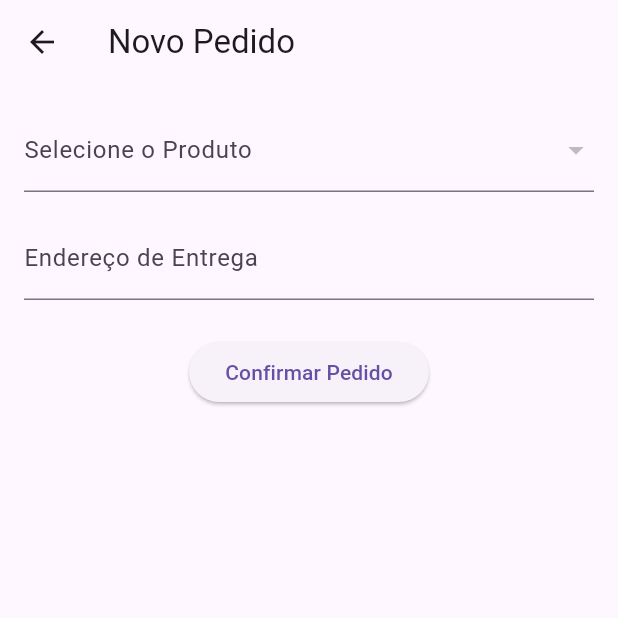
After one commit to anamacedo08/projetonovo, a Flutter app: the CreateOrderPage screen opened directly, after a tap on "Confirmar Pedido", on a phone screen of 412 x 824 dp, the top half of it. The commit adds this screen. Run offline on Flutter 3.47's test engine with Material 3 defaults, Android fonts, the phone set to English and light mode, and no system bars; our stand-ins replace firebase_core, firebase_messaging, flutter_dotenv, sqflite; accounts and stored records are empty.

Commit message:
Rodando versão 03

```diff
--- /dev/null
+++ b/lib/features/orders/presentation/pages/create_order_page.dart
@@ -0,0 +1,91 @@
+import 'package:flutter/material.dart';
+import 'package:provider/provider.dart';
+import '../../../../core/database/database_service.dart';
+import '../../../../core/services/auth_service.dart';
+import '../../domain/usecases/create_order_usecase.dart';
+
+class CreateOrderPage extends StatefulWidget {
+  const CreateOrderPage({super.key});
+
+  @override
+  State<CreateOrderPage> createState() => _CreateOrderPageState();
+}
+
+class _CreateOrderPageState extends State<CreateOrderPage> {
+  Map<String, dynamic>? _selectedProduct;
+  final _addressController = TextEditingController();
+  bool _isLoading = false;
+
+  Future<List<Map<String, dynamic>>> _getProducts() async {
+    final db = await DatabaseService().database;
+    return await db.query('products', where: 'excluido = 0');
+  }
+
+  Future<void> _submitOrder() async {
+    if (_selectedProduct == null) return;
+
+    setState(() => _isLoading = true);
+    try {
+      final authService = Provider.of<AuthService>(context, listen: false);
+      final useCase = CreateOrderUseCase();
+
+      await useCase.executar(
+        authService.usuarioAtual!['id'],
+        {
+          'itens': [_selectedProduct!['nome']],
+          'valor_total': _selectedProduct!['preco'],
+        },
+        {'rua': _addressController.text},
+      );
+
+      if (mounted) {
+        ScaffoldMessenger.of(context).showSnackBar(const SnackBar(content: Text('Pedido criado!')));
+        Navigator.pop(context);
+      }
+    } catch (e) {
+      if (mounted) {
+        ScaffoldMessenger.of(context).showSnackBar(SnackBar(content: Text('Erro: $e')));
+      }
+    } finally {
+      if (mounted) setState(() => _isLoading = false);
+    }
+  }
+
+  @override
+  Widget build(BuildContext context) {
+    return Scaffold(
+      appBar: AppBar(title: const Text('Novo Pedido')),
+      body: Padding(
+        padding: const EdgeInsets.all(16.0),
+        child: Column(
+          children: [
+            FutureBuilder<List<Map<String, dynamic>>>(
+              future: _getProducts(),
+              builder: (context, snapshot) {
+                if (!snapshot.hasData) return const CircularProgressIndicator();
+                final products = snapshot.data!;
+                return DropdownButtonFormField<Map<String, dynamic>>(
+                  decoration: const InputDecoration(labelText: 'Selecione o Produto'),
+                  items: products.map((p) => DropdownMenuItem(
+                    value: p,
+                    child: Text(p['nome']),
+                  )).toList(),
+                  onChanged: (val) => setState(() => _selectedProduct = val),
+                );
+              },
+            ),
+            const SizedBox(height: 16),
+            TextField(
+              controller: _addressController,
+              decoration: const InputDecoration(labelText: 'Endereço de Entrega'),
+            ),
+            const SizedBox(height: 24),
+            _isLoading
+              ? const CircularProgressIndicator()
+              : ElevatedButton(onPressed: _submitOrder, child: const Text('Confirmar Pedido')),
+          ],
+        ),
+      ),
+    );
+  }
+}
```
Also changed, not shown: lib/app/routes/app_routes.dart (+11 -5 lines), lib/core/database/database_service.dart (+10 -3 lines), lib/features/auth/presentation/pages/admin_attendants_page.dart (added, +37 -0 lines), lib/features/products/presentation/pages/admin_products_page.dart (added, +36 -0 lines), lib/features/reports/presentation/pages/admin_reports_page.dart (added, +42 -0 lines), lib/main.dart (+13 -16 lines), 4 other files.
